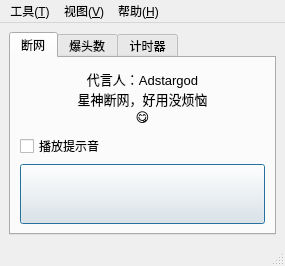
First picture: the form in Act3SpeedrunTool/MainWindow.ui, repository SkyD666/Act3SpeedrunTool, before the edit.
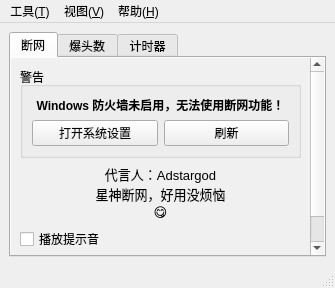
Second picture: the form after the edit. The open tabs and pages were chosen to show the change. Icons and pictures are not drawn.

Commit message: [optimize]支持自动检测系统防火墙是否启用；增加断网范围的placeholder提示

The edit to the form file:
```diff
--- a/Act3SpeedrunTool/MainWindow.ui
+++ b/Act3SpeedrunTool/MainWindow.ui
@@ -6,8 +6,8 @@
    <rect>
     <x>0</x>
     <y>0</y>
-    <width>285</width>
-    <height>266</height>
+    <width>335</width>
+    <height>288</height>
    </rect>
   </property>
   <widget class="QWidget" name="centralwidget">
@@ -22,6 +22,127 @@
         <string>断网</string>
        </attribute>
        <layout class="QVBoxLayout" name="verticalLayout_2">
+        <property name="leftMargin">
+         <number>0</number>
+        </property>
+        <property name="topMargin">
+         <number>0</number>
+        </property>
+        <property name="rightMargin">
+         <number>0</number>
+        </property>
+        <property name="bottomMargin">
+         <number>0</number>
+        </property>
+        <item>
+         <widget class="QScrollArea" name="scrollArea">
+          <property name="palette">
+           <palette>
+            <active>
+             <colorrole role="Window">
+              <brush brushstyle="SolidPattern">
+               <color alpha="0">
+                <red>240</red>
+                <green>240</green>
+                <blue>240</blue>
+               </color>
+              </brush>
+             </colorrole>
+            </active>
+            <inactive>
+             <colorrole role="Window">
+              <brush brushstyle="SolidPattern">
+               <color alpha="255">
+                <red>240</red>
+                <green>240</green>
+                <blue>240</blue>
+               </color>
+              </brush>
+             </colorrole>
+            </inactive>
+            <disabled>
+             <colorrole role="Window">
+              <brush brushstyle="SolidPattern">
+               <color alpha="0">
+                <red>240</red>
+                <green>240</green>
+                <blue>240</blue>
+               </color>
+              </brush>
+             </colorrole>
+            </disabled>
+           </palette>
+          </property>
+          <property name="frameShape">
+           <enum>QFrame::NoFrame</enum>
+          </property>
+          <property name="widgetResizable">
+           <bool>true</bool>
+          </property>
+          <widget class="QWidget" name="scrollAreaWidgetContents">
+           <property name="geometry">
+            <rect>
+             <x>0</x>
+             <y>0</y>
+             <width>299</width>
+             <height>224</height>
+            </rect>
+           </property>
+           <layout class="QVBoxLayout" name="verticalLayout_6">
+            <item>
+             <widget class="QGroupBox" name="groupBoxFirewallState">
+              <property name="sizePolicy">
+               <sizepolicy hsizetype="Preferred" vsizetype="Expanding">
+                <horstretch>0</horstretch>
+                <verstretch>0</verstretch>
+               </sizepolicy>
+              </property>
+              <property name="title">
+               <string>警告</string>
+              </property>
+              <layout class="QVBoxLayout" name="verticalLayout_5">
+               <item>
+                <widget class="QLabel" name="labFirewallEnableTip">
+                 <property name="font">
+                  <font>
+                   <bold>true</bold>
+                  </font>
+                 </property>
+                 <property name="text">
+                  <string>Windows 防火墙未启用，无法使用断网功能！</string>
+                 </property>
+                 <property name="alignment">
+                  <set>Qt::AlignCenter</set>
+                 </property>
+                 <property name="wordWrap">
+                  <bool>true</bool>
+                 </property>
+                </widget>
+               </item>
+               <item>
+                <layout class="QHBoxLayout" name="horizontalLayout">
+                 <property name="sizeConstraint">
+                  <enum>QLayout::SetMinimumSize</enum>
+                 </property>
+                 <item>
+                  <widget class="QPushButton" name="pbFirewallOpenSysWindow">
+                   <property name="text">
+                    <string>打开系统设置</string>
+                   </property>
+                  </widget>
+                 </item>
+                 <item>
+                  <widget class="QPushButton" name="pbFirewallRefreshState">
+                   <property name="text">
+                    <string>刷新</string>
+                   </property>
+                  </widget>
+                 </item>
+                </layout>
+               </item>
+              </layout>
+             </widget>
+            </item>
         <item>
          <widget class="QLabel" name="label">
           <property name="font">
@@ -67,6 +188,10 @@
         </item>
        </layout>
       </widget>
+         </widget>
+        </item>
+       </layout>
+      </widget>
       <widget class="QWidget" name="tabHeadShot">
        <attribute name="title">
         <string>爆头数</string>
@@ -221,7 +346,7 @@
     <rect>
      <x>0</x>
      <y>0</y>
-     <width>285</width>
+     <width>335</width>
      <height>21</height>
     </rect>
    </property>
```
Lines whose indentation alone changed are shown as unchanged. The commit also changes 10 other files.
